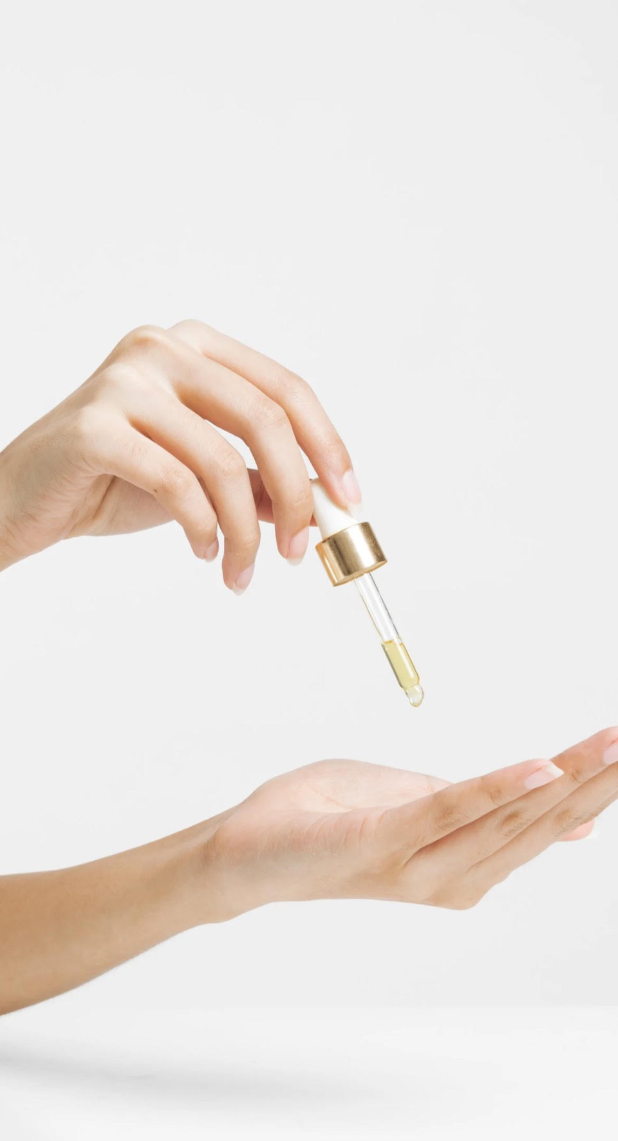
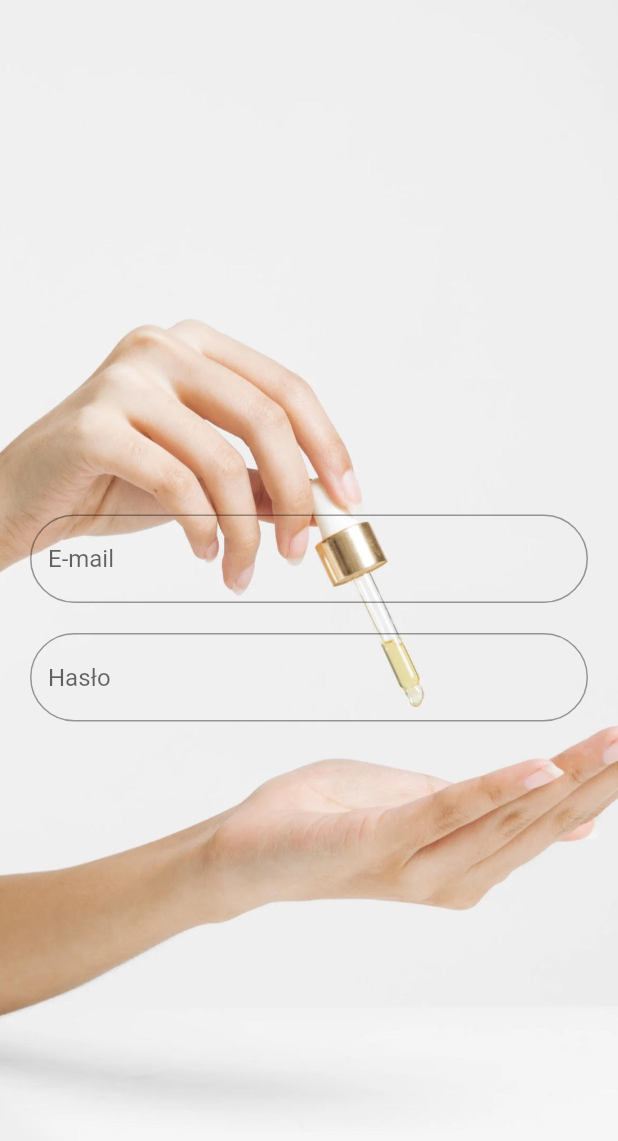
Before and after one commit to beatabien/skincareapp, a Flutter app: the screen it shows after launch, on a phone screen of 412 x 824 dp. Shown: the top 1141 px of the screen. Run offline on Flutter 3.47's test engine with Material 2 defaults, Android fonts, the phone set to English and light mode, and no system bars; our stand-ins replace firebase_auth, firebase_core; accounts and stored records are empty.

Commit message:
Add two TextField to LoginPage

```diff
--- a/lib/app/login/login_page.dart
+++ b/lib/app/login/login_page.dart
@@ -19,6 +19,33 @@ class LoginPage extends StatelessWidget {
             fit: BoxFit.cover,
           ),
         ),
+        child: Padding(
+          padding: const EdgeInsets.all(20.0),
+          child: Column(
+            mainAxisAlignment: MainAxisAlignment.center,
+            children: [
+              TextField(
+                decoration: InputDecoration(
+                    border: OutlineInputBorder(
+                      borderRadius: BorderRadius.circular(
+                        30,
+                      ),
+                    ),
+                    hintText: 'E-mail'),
+              ),
+              const SizedBox(height: 20),
+              TextField(
+                decoration: InputDecoration(
+                    border: OutlineInputBorder(
+                      borderRadius: BorderRadius.circular(
+                        30,
+                      ),
+                    ),
+                    hintText: 'Hasło'),
+              ),
+            ],
+          ),
+        ),
       ),
     );
   }
```
